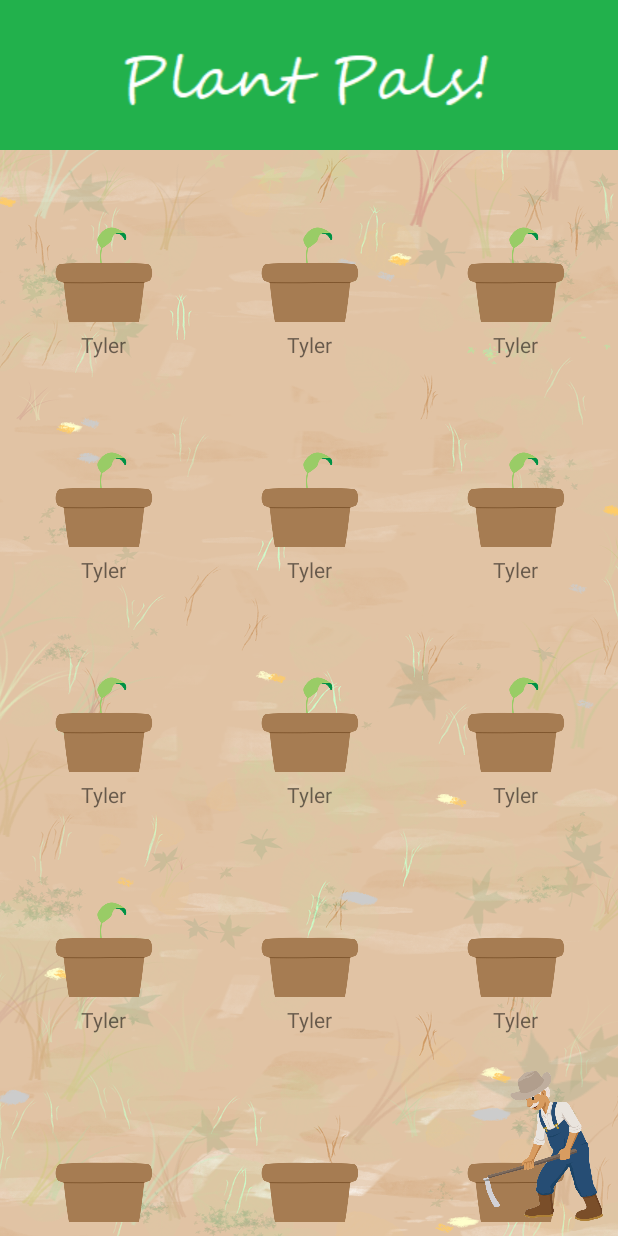
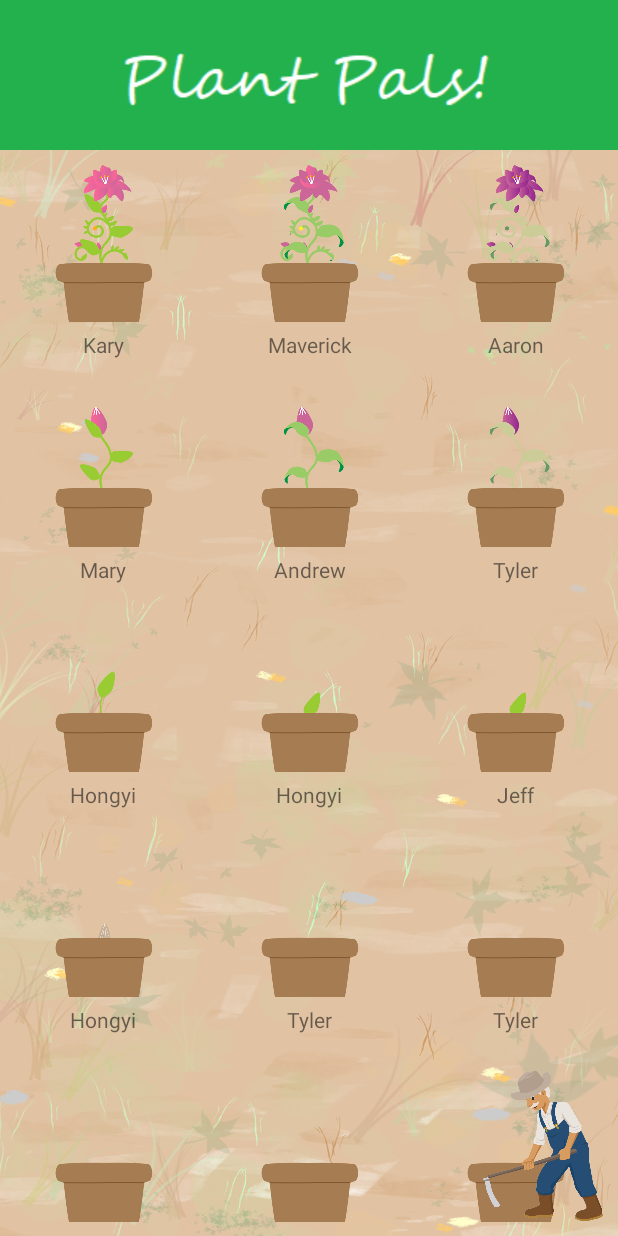
Before and after one commit to puzzler7/PlantPals, an Android app: the screen it shows after launch (MainActivity), on a phone screen of 412 x 824 dp. Run offline under Robolectric (Android 15) with nearby library versions, the phone set to English and light mode, and no system bars; our stand-ins replace Room's generated code.

Commit message:
hard coded friend plants

```diff
--- a/app/src/main/java/com/tabs/tabs/gui/GardenFragment.java
+++ b/app/src/main/java/com/tabs/tabs/gui/GardenFragment.java
@@ -32,6 +32,7 @@ import com.tabs.tabs.plants.Stage;
 import com.tabs.tabs.plants.Status;
 
 import java.util.ArrayList;
+import java.util.Arrays;
 import java.util.Collections;
 import java.util.Comparator;
 import java.util.List;
@@ -66,10 +67,24 @@ public class GardenFragment extends Fragment {
             db.close();
             //fake plant
             if (plants.size() <= 0) { // make fake plants if empty
+                /*
                 for (int i = 0; i < 10; i++) {
                     Plant p = new Plant(PlantType.POPPY, new Status(Stage.SAPLING.getStage(), Health.HEALTHY.getHealth()), new Profile());
                     plants.add(p);
                 }
+
+                 */
+
+                plants.add(new Plant(PlantType.POPPY, new Status(Stage.FLOWER.getStage(), Health.HEALTHY.getHealth()), new Profile("Kary", "The best artist I know", Arrays.asList(new String[]{""}))));
+                plants.add(new Plant(PlantType.POPPY, new Status(Stage.FLOWER.getStage(), Health.WILT.getHealth()), new Profile("Maverick", "Thanks for carrying", Arrays.asList(new String[]{""}))));
+                plants.add(new Plant(PlantType.POPPY, new Status(Stage.FLOWER.getStage(), Health.SAD.getHealth()), new Profile("Aaron", "Chai-os", Arrays.asList(new String[]{""}))));
+                plants.add(new Plant(PlantType.POPPY, new Status(Stage.BUD.getStage(), Health.HEALTHY.getHealth()), new Profile("Mary", "Tea Time Tuesday night", Arrays.asList(new String[]{""}))));
+                plants.add(new Plant(PlantType.POPPY, new Status(Stage.BUD.getStage(), Health.WILT.getHealth()), new Profile("Andrew", "Knows where MN is", Arrays.asList(new String[]{""}))));
+                plants.add(new Plant(PlantType.POPPY, new Status(Stage.BUD.getStage(), Health.SAD.getHealth()), new Profile("Tyler", "No thoughts, head empty", Arrays.asList(new String[]{"Ask him when the last time he slept was"}))));
+                plants.add(new Plant(PlantType.POPPY, new Status(Stage.SAPLING.getStage(), Health.HEALTHY.getHealth()), new Profile("Hongyi", "Studying for the MCAT :/", Arrays.asList(new String[]{""}))));
+                plants.add(new Plant(PlantType.POPPY, new Status(Stage.SPROUT.getStage(), Health.HEALTHY.getHealth()), new Profile("Hongyi", "We miss him dearly", Arrays.asList(new String[]{""}))));
+                plants.add(new Plant(PlantType.POPPY, new Status(Stage.SPROUT.getStage(), Health.HEALTHY.getHealth()), new Profile("Jeff", "His name jeff", Arrays.asList(new String[]{""}))));
+                plants.add(new Plant(PlantType.POPPY, new Status(Stage.SEED.getStage(), Health.HEALTHY.getHealth()), new Profile("Hongyi", "I should probably see how he's doing", Arrays.asList(new String[]{""}))));
             } else {
                 Collections.sort(plants, Comparator.comparing(Plant::getUID));
             }
--- a/app/src/main/java/com/tabs/tabs/plants/Plant.java
+++ b/app/src/main/java/com/tabs/tabs/plants/Plant.java
@@ -52,6 +52,7 @@ public class Plant implements Parcelable {
         myProfile = p;
         whenCreated = System.currentTimeMillis();
         makeUID();
+        System.out.println(p.getName() + ": " + s.getHealth());
     }
 
     public Plant() {
@@ -187,17 +188,19 @@ public class Plant implements Parcelable {
     public void checkDecay() {
         long currentTime = System.currentTimeMillis() + days * ONE_DAY_MILLI;
         if(currentTime - lastWater > FOURTEEN_DAYS_MILLI && myStatus.getStage() != Stage.SEED && myStatus.getStage() != Stage.EMPTY) {
-            if (myStatus.getHealth() == Health.HEALTHY) {
+            if (myStatus.getHealth() == Health.HEALTHY && lastWater != 0) {
                 System.out.println("***BECOME WILT***");
+                System.out.println(currentTime + "," + lastWater);
                 myStatus.setHealth(Health.WILT);
                 // lastWater = System.currentTimeMillis() + days * ONE_DAY_MILLI;
                 numberOfWaters = 0;
             }
         }
         if(currentTime - lastWater > FOURTEEN_DAYS_MILLI * 2 && myStatus.getStage() != Stage.SEED && myStatus.getStage() != Stage.EMPTY){
-            if (myStatus.getHealth() == Health.WILT) {
+            if (myStatus.getHealth() == Health.WILT && lastWater != 0) {
                 if (myStatus.getStage() == Stage.BUD || myStatus.getStage() == Stage.FLOWER) {
                     System.out.println("***BECOME SAD***");
+                    System.out.println(currentTime + "," + lastWater);
                     myStatus.setHealth(Health.SAD);
                     numberOfWaters = 0;
                 }
```
